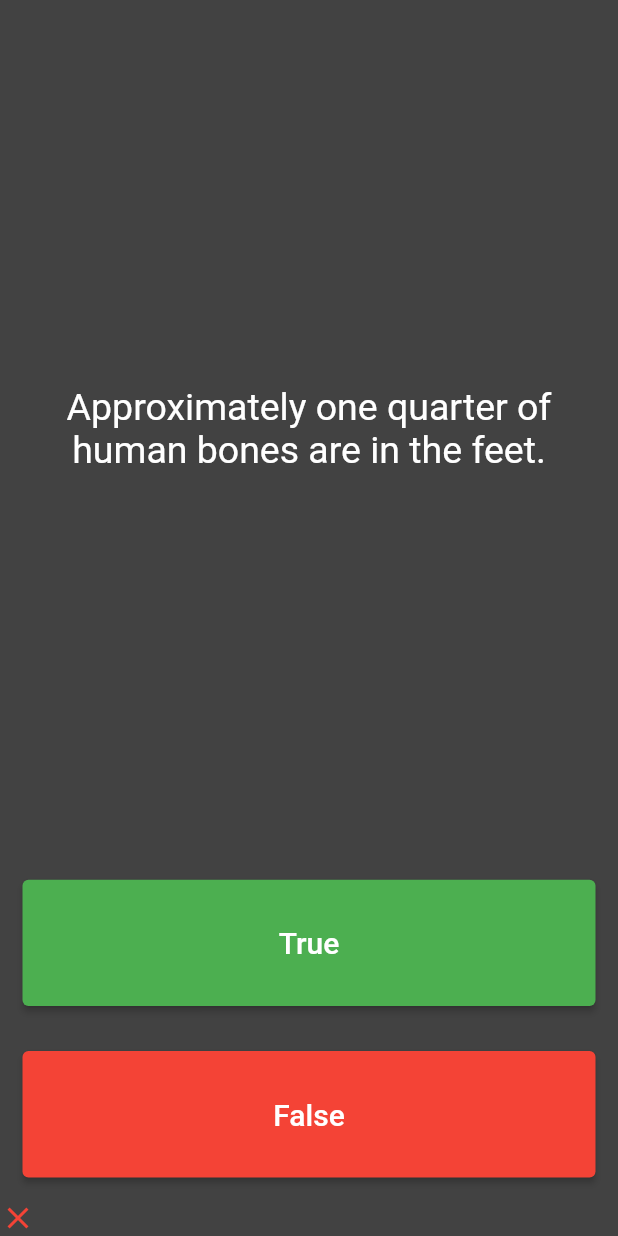
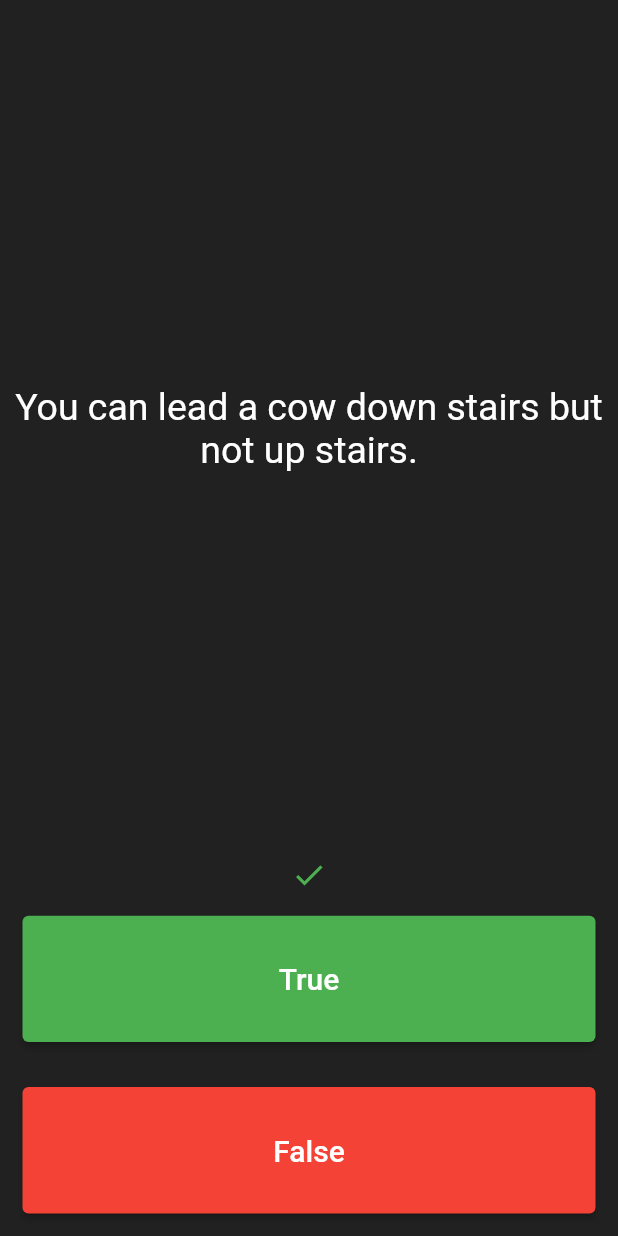
Before and after one commit to ahmedhlulu/quizzler_lulu, a Flutter app: the screen it shows after launch, after a tap on "True", on a phone screen of 412 x 824 dp. Run offline on Flutter 3.47's test engine with Material 2 defaults, Android fonts, the phone set to English and light mode, and no system bars; our stand-ins replace rflutter_alert.

```diff
--- a/lib/main.dart
+++ b/lib/main.dart
@@ -1,42 +1,96 @@
 import 'package:flutter/material.dart';
 import 'package:quizzler_lulu/quiz_brain.dart';
+import 'package:rflutter_alert/rflutter_alert.dart';
 
 void main() {
   runApp(const MyApp());
 }
 
-class MyApp extends StatefulWidget {
+class MyApp extends StatelessWidget {
   const MyApp({Key? key}) : super(key: key);
 
   @override
-  State<MyApp> createState() => _MyAppState();
+  Widget build(BuildContext context) {
+    return MaterialApp(
+      home: Scaffold(
+        backgroundColor: Colors.grey.shade900,
+        body: const QuizPage(),
+      ),
+    );
+  }
 }
 
-class _MyAppState extends State<MyApp> {
+class QuizPage extends StatefulWidget {
+  const QuizPage({Key? key}) : super(key: key);
 
+  @override
+  State<QuizPage> createState() => _QuizPageState();
+}
+
+class _QuizPageState extends State<QuizPage> {
   List<Icon> iconList = [];
-  Icon iconTrue = const Icon(Icons.check,color: Colors.green);
-  Icon iconFalse = const Icon(Icons.close,color: Colors.red);
+  List<Icon> iconList2 = [];
+
+  Icon iconTrue = const Icon(Icons.check, color: Colors.green);
+  Icon iconFalse = const Icon(Icons.close, color: Colors.red);
 
   QuizBrain quizBrain = QuizBrain();
 
-  void checkAnswer(bool userChoice){
+  int score = 0;
+  int scoreFinish = 0;
+
+  void checkAnswerChoice(bool userChoice) {
     setState(() {
-      if(quizBrain.getQuestionAnswer() == userChoice) {
+      if (quizBrain.getQuestionAnswer() == userChoice) {
         iconList.add(iconTrue);
-      }else {
+        score += 1;
+      } else {
         iconList.add(iconFalse);
       }
       quizBrain.nextQuestion();
     });
   }
 
+  void reset(){
+    setState(() {
+      iconList2 = iconList;
+      iconList = [];
+      scoreFinish = score;
+      score = 0;
+      quizBrain.reset();
+    });
+  }
+
+  void setAlert(){
+    Alert(
+      context: context,
+      title: "You are done!",
+      desc: "Your Score is: $scoreFinish / ${quizBrain.questionsLength()}",
+      content: Wrap(children: iconList2),
+      type: AlertType.success,
+      onWillPopActive: true,
+      style: AlertStyle(
+        isCloseButton: false,
+        backgroundColor: Colors.grey.shade800,
+        titleStyle: TextStyle(color: Colors.white),
+        descStyle: TextStyle(color: Colors.white),
+      ),
+    ).show();
+  }
+
+  void checkAnswer(bool userChoice) {
+    if (quizBrain.isFinished()) {
+      checkAnswerChoice(userChoice);
+      reset();
+      setAlert();
+    } else {
+      checkAnswerChoice(userChoice);
+    }
+  }
+
   @override
   Widget build(BuildContext context) {
-    return MaterialApp(
-      home: Scaffold(
-        backgroundColor: Colors.grey.shade800,
-        body: Column(
+    return Column(
       crossAxisAlignment: CrossAxisAlignment.stretch,
       mainAxisAlignment: MainAxisAlignment.spaceBetween,
       children: [
@@ -48,14 +102,12 @@ class _MyAppState extends State<MyApp> {
               child: Text(
                 quizBrain.getQuestionText(),
                 textAlign: TextAlign.center,
-                    style: const TextStyle(
-                        fontSize: 25,
-                        color: Colors.white
+                style: const TextStyle(fontSize: 25, color: Colors.white),
               ),
             ),
           ),
         ),
-            ),
+        Wrap(children: iconList, alignment: WrapAlignment.center),
         Expanded(
           child: Padding(
             padding: const EdgeInsets.all(15.0),
@@ -82,10 +134,7 @@ class _MyAppState extends State<MyApp> {
             ),
           ),
         ),
-            Row(children: iconList),
       ],
-        ),
-      ),
     );
   }
 }
--- a/lib/question.dart
+++ b/lib/question.dart
@@ -3,5 +3,5 @@ class Question {
   String questionText;
   bool questionAnswer;
 
-  Question({required this.questionText,required this.questionAnswer});
+  Question(this.questionText, this.questionAnswer);
 }
--- a/lib/quiz_brain.dart
+++ b/lib/quiz_brain.dart
@@ -1,31 +1,45 @@
 import 'package:quizzler_lulu/question.dart';
 
 class QuizBrain {
-  int questionNo = 0;
+  int _questionNo = 0;
 
   final List<Question> _questionBank = [
+    Question('Some cats are actually allergic to humans', true),
+    Question('You can lead a cow down stairs but not up stairs.', false),
+    Question('Approximately one quarter of human bones are in the feet.', true),
+    Question('A slug\'s blood is green.', true),
+    Question('Buzz Aldrin\'s mother\'s maiden name was \"Moon\".', true),
+    Question('It is illegal to pee in the Ocean in Portugal.', true),
+    Question('No piece of square dry paper can be folded in half more than 7 times.', false),
     Question(
-      questionText: 'You can Lead a cow down stairs but not up stairs.',
-      questionAnswer: false,
-    ),
-    Question(
-      questionText: 'Approximately one quarter of human bones are in the feet.',
-      questionAnswer: true,
-    ),
-    Question(
-      questionText: 'A slug\'s blood is green.',
-      questionAnswer: true,
-    ),
+        'In London, UK, if you happen to die in the House of Parliament, you are technically entitled to a state funeral, because the building is considered too sacred a place.',
+        true),
+    Question('The loudest sound produced by any animal is 188 decibels. That animal is the African Elephant.', false),
+    Question('The total surface area of two human lungs is approximately 70 square metres.', true),
+    Question('Chocolate affects a dog\'s heart and nervous system; a few ounces are enough to kill a small dog.', true),
+    Question('In West Virginia, USA, if you accidentally hit an animal with your car, you are free to take it home to eat.', true),
   ];
 
-  String getQuestionText() => _questionBank[questionNo].questionText;
+  String getQuestionText() => _questionBank[_questionNo].questionText;
 
-  bool getQuestionAnswer() => _questionBank[questionNo].questionAnswer;
+  bool getQuestionAnswer() => _questionBank[_questionNo].questionAnswer;
 
   void nextQuestion() {
-    if(questionNo < _questionBank.length -1){
-      questionNo++;
+    if (_questionNo < _questionBank.length - 1) {
+      _questionNo++;
     }
   }
 
+  bool isFinished(){
+    if(_questionNo == _questionBank.length - 1){
+      return true;
+    }else{
+      return false;
+    }
+  }
+
+  void reset() => _questionNo = 0;
+
+  int questionsLength() => _questionBank.length;
+
 }
--- a/pubspec.yaml
+++ b/pubspec.yaml
@@ -35,6 +35,7 @@ dependencies:
   # The following adds the Cupertino Icons font to your application.
   # Use with the CupertinoIcons class for iOS style icons.
   cupertino_icons: ^1.0.2
+  rflutter_alert: ^2.0.7
 
 dev_dependencies:
   flutter_test:
```
Also changed, not shown: pubspec.lock. Lines whose indentation alone changed are shown as unchanged.
